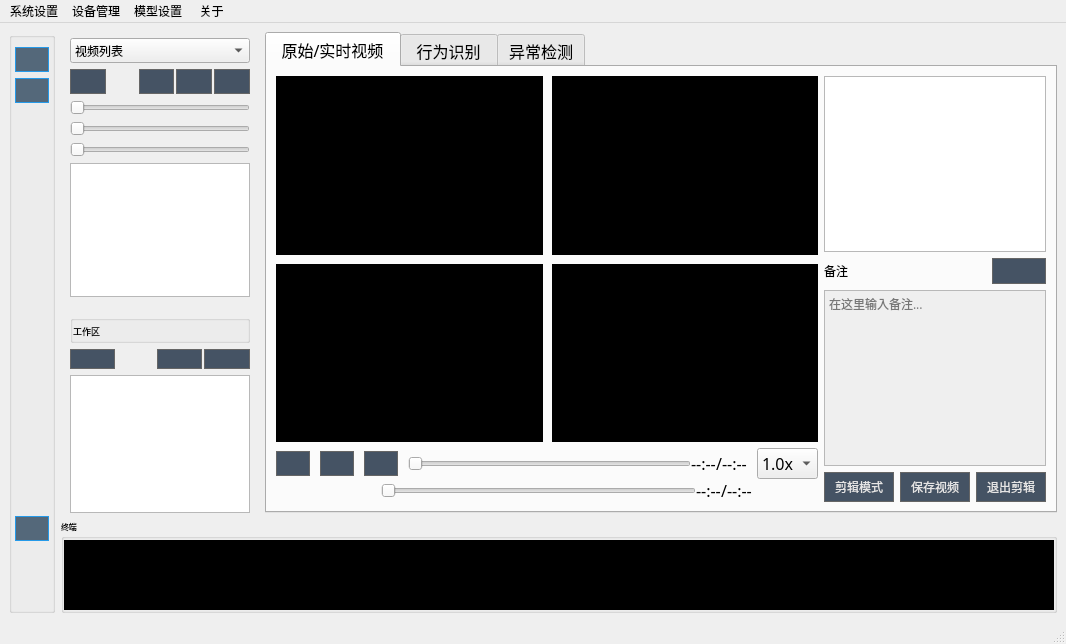
Above: mainwindow_ui.ui from Shallowind/SADVS before the change. Below: the same form after it.
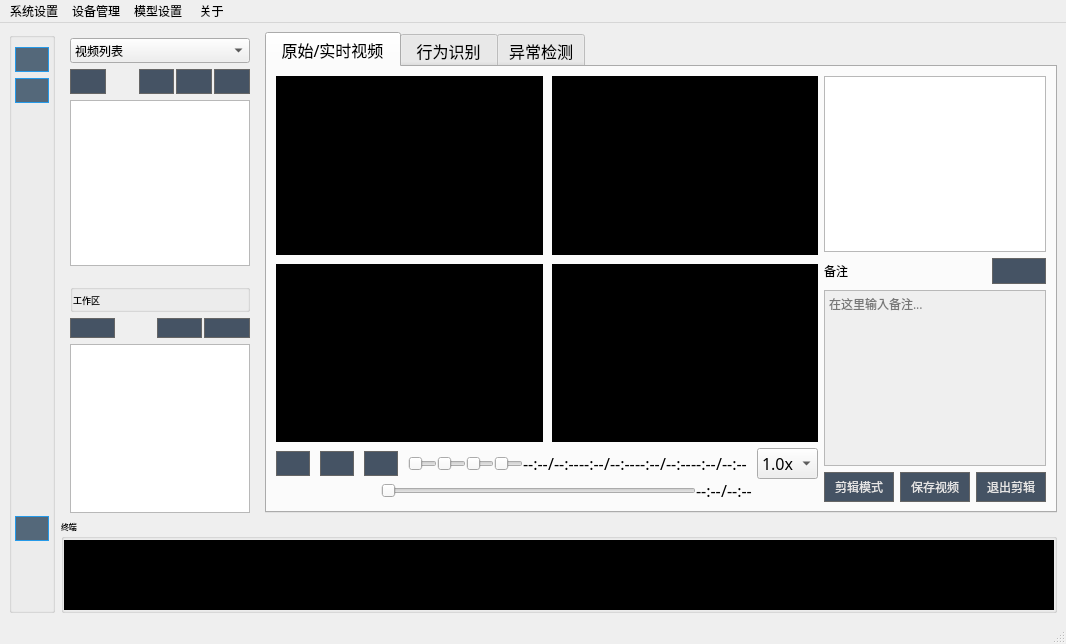
That is the form after the change. Icons and pictures are not drawn. Custom widgets are drawn as their Qt base class.

The edit to the form file:
```diff
--- a/mainwindow_ui.ui
+++ b/mainwindow_ui.ui
@@ -252,7 +252,7 @@
                       <number>6</number>
                      </property>
                      <item row="0" column="0">
-                      <layout class="QVBoxLayout" name="verticalLayout" stretch="1,0,0,0,0,20">
+                      <layout class="QVBoxLayout" name="verticalLayout" stretch="1,0,20">
                        <item>
                         <layout class="QHBoxLayout" name="horizontalLayout_3" stretch="0">
                          <property name="spacing">
@@ -516,27 +516,6 @@
                          </item>
                         </layout>
                        </item>
-                       <item>
-                        <widget class="QSlider" name="video_slider_2">
-                         <property name="orientation">
-                          <enum>Qt::Horizontal</enum>
-                         </property>
-                        </widget>
-                       </item>
-                       <item>
-                        <widget class="QSlider" name="video_slider_5">
-                         <property name="orientation">
-                          <enum>Qt::Horizontal</enum>
-                         </property>
-                        </widget>
-                       </item>
-                       <item>
-                        <widget class="QSlider" name="video_slider_3">
-                         <property name="orientation">
-                          <enum>Qt::Horizontal</enum>
-                         </property>
-                        </widget>
-                       </item>
                        <item>
                         <widget class="QTreeWidget" name="video_tree">
                          <property name="font">
@@ -1258,7 +1237,7 @@
                          </spacer>
                         </item>
                         <item>
-                         <layout class="QHBoxLayout" name="horizontalLayout_6" stretch="0,0,0,0,0,0,10,0,0,0,0,0">
+                         <layout class="QHBoxLayout" name="horizontalLayout_6" stretch="0,0,0,0,0,0,10,10,10,10,0,0,0,0,0,0">
                           <property name="spacing">
                            <number>0</number>
                           </property>
@@ -1419,7 +1398,7 @@
                            </spacer>
                           </item>
                           <item>
-                           <widget class="QSlider" name="video_slider">
+                           <widget class="QSlider" name="video_slider_2">
                             <property name="sizePolicy">
                              <sizepolicy hsizetype="Expanding" vsizetype="Fixed">
                               <horstretch>0</horstretch>
@@ -1435,42 +1414,307 @@
                            </widget>
                           </item>
                           <item>
-                           <widget class="QLabel" name="video_time">
-                            <property name="font">
-                             <font>
-                              <family>小米兰亭</family>
-                              <pointsize>12</pointsize>
-                             </font>
+                           <widget class="QSlider" name="video_slider_3">
+                            <property name="sizePolicy">
+                             <sizepolicy hsizetype="Expanding" vsizetype="Fixed">
+                              <horstretch>0</horstretch>
+                              <verstretch>0</verstretch>
+                             </sizepolicy>
                             </property>
-                            <property name="text">
-                             <string>--:--</string>
+                            <property name="styleSheet">
+                             <string notr="true"/>
                             </property>
+                            <property name="orientation">
+                             <enum>Qt::Horizontal</enum>
+                            </property>
                            </widget>
                           </item>
                           <item>
-                           <widget class="QLabel" name="label">
-                            <property name="font">
-                             <font>
-                              <family>小米兰亭</family>
-                              <pointsize>12</pointsize>
-                             </font>
+                           <widget class="QSlider" name="video_slider_4">
+                            <property name="sizePolicy">
+                             <sizepolicy hsizetype="Expanding" vsizetype="Fixed">
+                              <horstretch>0</horstretch>
+                              <verstretch>0</verstretch>
+                             </sizepolicy>
                             </property>
-                            <property name="text">
-                             <string>/</string>
+                            <property name="styleSheet">
+                             <string notr="true"/>
                             </property>
+                            <property name="orientation">
+                             <enum>Qt::Horizontal</enum>
+                            </property>
                            </widget>
                           </item>
                           <item>
-                           <widget class="QLabel" name="video_time_all">
-                            <property name="font">
-                             <font>
-                              <family>小米兰亭</family>
-                              <pointsize>12</pointsize>
-                             </font>
+                           <widget class="QSlider" name="video_slider_1">
+                            <property name="sizePolicy">
+                             <sizepolicy hsizetype="Expanding" vsizetype="Fixed">
+                              <horstretch>0</horstretch>
+                              <verstretch>0</verstretch>
+                             </sizepolicy>
                             </property>
-                            <property name="text">
-                             <string>--:--</string>
+                            <property name="styleSheet">
+                             <string notr="true"/>
                             </property>
+                            <property name="orientation">
+                             <enum>Qt::Horizontal</enum>
+                            </property>
+                           </widget>
+                          </item>
+                          <item>
+                           <widget class="QWidget" name="label_inf_widget_2" native="true">
+                            <layout class="QGridLayout" name="gridLayout_30">
+                             <property name="leftMargin">
+                              <number>0</number>
+                             </property>
+                             <property name="topMargin">
+                              <number>0</number>
+                             </property>
+                             <property name="rightMargin">
+                              <number>0</number>
+                             </property>
+                             <property name="bottomMargin">
+                              <number>0</number>
+                             </property>
+                             <property name="spacing">
+                              <number>0</number>
+                             </property>
+                             <item row="0" column="0">
+                              <layout class="QGridLayout" name="gridLayout_29">
+                               <item row="0" column="1">
+                                <widget class="QLabel" name="label_4">
+                                 <property name="font">
+                                  <font>
+                                   <family>小米兰亭</family>
+                                   <pointsize>12</pointsize>
+                                  </font>
+                                 </property>
+                                 <property name="text">
+                                  <string>/</string>
+                                 </property>
+                                </widget>
+                               </item>
+                               <item row="0" column="2">
+                                <widget class="QLabel" name="video_time_all_2">
+                                 <property name="font">
+                                  <font>
+                                   <family>小米兰亭</family>
+                                   <pointsize>12</pointsize>
+                                  </font>
+                                 </property>
+                                 <property name="text">
+                                  <string>--:--</string>
+                                 </property>
+                                </widget>
+                               </item>
+                               <item row="0" column="0">
+                                <widget class="QLabel" name="video_time_2">
+                                 <property name="font">
+                                  <font>
+                                   <family>小米兰亭</family>
+                                   <pointsize>12</pointsize>
+                                  </font>
+                                 </property>
+                                 <property name="text">
+                                  <string>--:--</string>
+                                 </property>
+                                </widget>
+                               </item>
+                              </layout>
+                             </item>
+                            </layout>
+                           </widget>
+                          </item>
+                          <item>
+                           <widget class="QWidget" name="label_inf_widget_1" native="true">
+                            <layout class="QGridLayout" name="gridLayout_35">
+                             <property name="leftMargin">
+                              <number>0</number>
+                             </property>
+                             <property name="topMargin">
+                              <number>0</number>
+                             </property>
+                             <property name="rightMargin">
+                              <number>0</number>
+                             </property>
+                             <property name="bottomMargin">
+                              <number>0</number>
+                             </property>
+                             <property name="spacing">
+                              <number>0</number>
+                             </property>
+                             <item row="0" column="0">
+                              <layout class="QGridLayout" name="gridLayout_36">
+                               <item row="0" column="0">
+                                <widget class="QLabel" name="video_time_1">
+                                 <property name="font">
+                                  <font>
+                                   <family>小米兰亭</family>
+                                   <pointsize>12</pointsize>
+                                  </font>
+                                 </property>
+                                 <property name="text">
+                                  <string>--:--</string>
+                                 </property>
+                                </widget>
+                               </item>
+                               <item row="0" column="1">
+                                <widget class="QLabel" name="label_7">
+                                 <property name="font">
+                                  <font>
+                                   <family>小米兰亭</family>
+                                   <pointsize>12</pointsize>
+                                  </font>
+                                 </property>
+                                 <property name="text">
+                                  <string>/</string>
+                                 </property>
+                                </widget>
+                               </item>
+                               <item row="0" column="2">
+                                <widget class="QLabel" name="video_time_all_1">
+                                 <property name="font">
+                                  <font>
+                                   <family>小米兰亭</family>
+                                   <pointsize>12</pointsize>
+                                  </font>
+                                 </property>
+                                 <property name="text">
+                                  <string>--:--</string>
+                                 </property>
+                                </widget>
+                               </item>
+                              </layout>
+                             </item>
+                            </layout>
+                           </widget>
+                          </item>
+                          <item>
+                           <widget class="QWidget" name="label_inf_widget_3" native="true">
+                            <layout class="QGridLayout" name="gridLayout_31">
+                             <property name="leftMargin">
+                              <number>0</number>
+                             </property>
+                             <property name="topMargin">
+                              <number>0</number>
+                             </property>
+                             <property name="rightMargin">
+                              <number>0</number>
+                             </property>
+                             <property name="bottomMargin">
+                              <number>0</number>
+                             </property>
+                             <property name="spacing">
+                              <number>0</number>
+                             </property>
+                             <item row="0" column="0">
+                              <layout class="QGridLayout" name="gridLayout_32">
+                               <item row="0" column="0">
+                                <widget class="QLabel" name="video_time_3">
+                                 <property name="font">
+                                  <font>
+                                   <family>小米兰亭</family>
+                                   <pointsize>12</pointsize>
+                                  </font>
+                                 </property>
+                                 <property name="text">
+                                  <string>--:--</string>
+                                 </property>
+                                </widget>
+                               </item>
+                               <item row="0" column="1">
+                                <widget class="QLabel" name="label_5">
+                                 <property name="font">
+                                  <font>
+                                   <family>小米兰亭</family>
+                                   <pointsize>12</pointsize>
+                                  </font>
+                                 </property>
+                                 <property name="text">
+                                  <string>/</string>
+                                 </property>
+                                </widget>
+                               </item>
+                               <item row="0" column="2">
+                                <widget class="QLabel" name="video_time_all_3">
+                                 <property name="font">
+                                  <font>
+                                   <family>小米兰亭</family>
+                                   <pointsize>12</pointsize>
+                                  </font>
+                                 </property>
+                                 <property name="text">
+                                  <string>--:--</string>
+                                 </property>
+                                </widget>
+                               </item>
+                              </layout>
+                             </item>
+                            </layout>
+                           </widget>
+                          </item>
+                          <item>
+                           <widget class="QWidget" name="label_inf_widget_4" native="true">
+                            <layout class="QGridLayout" name="gridLayout_33">
+                             <property name="leftMargin">
+                              <number>0</number>
+                             </property>
+                             <property name="topMargin">
+                              <number>0</number>
+                             </property>
+                             <property name="rightMargin">
+                              <number>0</number>
+                             </property>
+                             <property name="bottomMargin">
+                              <number>0</number>
+                             </property>
+                             <property name="spacing">
+                              <number>0</number>
+                             </property>
+                             <item row="0" column="0">
+                              <layout class="QGridLayout" name="gridLayout_34">
+                               <item row="0" column="0">
+                                <widget class="QLabel" name="video_time_4">
+                                 <property name="font">
+                                  <font>
+                                   <family>小米兰亭</family>
+                                   <pointsize>12</pointsize>
+                                  </font>
+                                 </property>
+                                 <property name="text">
+                                  <string>--:--</string>
+                                 </property>
+                                </widget>
+                               </item>
+                               <item row="0" column="1">
+                                <widget class="QLabel" name="label_6">
+                                 <property name="font">
+                                  <font>
+                                   <family>小米兰亭</family>
+                                   <pointsize>12</pointsize>
+                                  </font>
+                                 </property>
+                                 <property name="text">
+                                  <string>/</string>
+                                 </property>
+                                </widget>
+                               </item>
+                               <item row="0" column="2">
+                                <widget class="QLabel" name="video_time_all_4">
+                                 <property name="font">
+                                  <font>
+                                   <family>小米兰亭</family>
+                                   <pointsize>12</pointsize>
+                                  </font>
+                                 </property>
+                                 <property name="text">
+                                  <string>--:--</string>
+                                 </property>
+                                </widget>
+                               </item>
+                              </layout>
+                             </item>
+                            </layout>
                            </widget>
                           </item>
                           <item>
```
Left out of the diff: 32 changed lines with no effect on the pictures.
